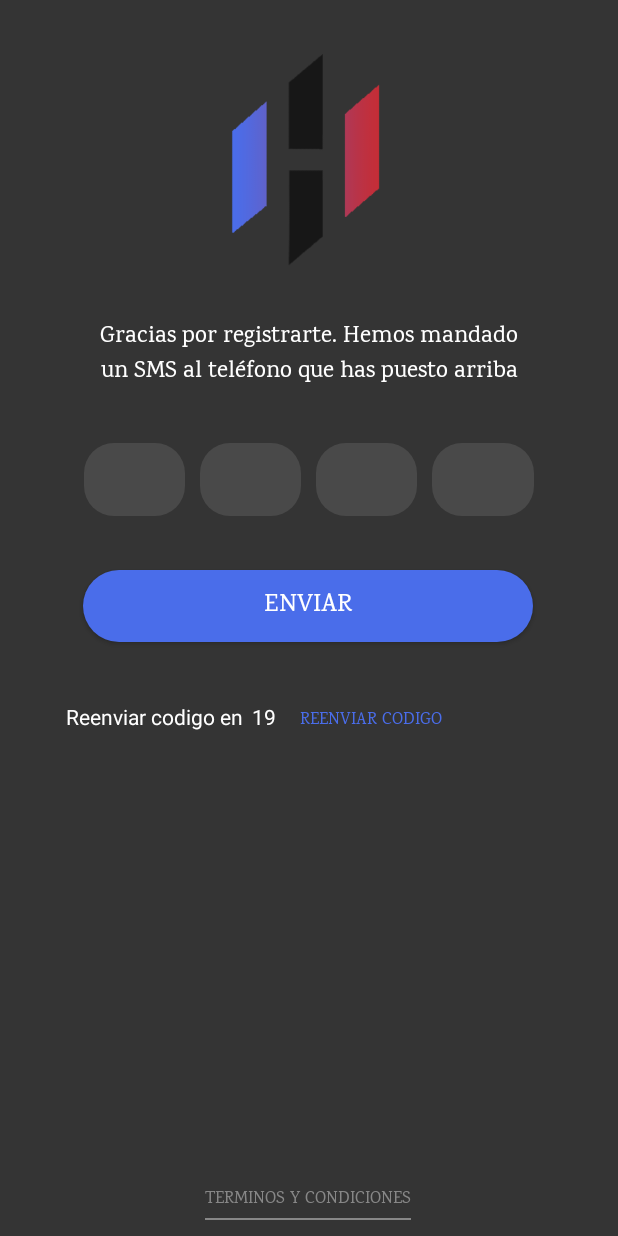
After one commit to AndresSotoLopez/HackApp, an Android app: the Code screen opened directly, with no data from a screen before it, on a phone screen of 412 x 824 dp. The commit adds this screen. Run offline under Robolectric (Android 15) with nearby library versions, the phone set to English and light mode, and no system bars.

Commit message:
Pantalla de codigo y arreglos en crateAct

```diff
--- a/Front-End/app/src/main/AndroidManifest.xml
+++ b/Front-End/app/src/main/AndroidManifest.xml
@@ -2,7 +2,8 @@
 <manifest xmlns:android="http://schemas.android.com/apk/res/android"
     xmlns:tools="http://schemas.android.com/tools">
 
-    <uses-permission android:name="android.permission.INTERNET" />
+    <uses-permission android:name="android.permission.INTERNET"/>
+    <uses-permission android:name="android.permission.SEND_SMS"/>
 
     <application
         android:allowBackup="true"
@@ -15,6 +16,9 @@
         android:theme="@style/Theme.HackApp"
         android:usesCleartextTraffic="true"
         tools:targetApi="31">
+        <activity
+            android:name=".Code"
+            android:exported="false" />
         <activity
             android:name=".CreateAccActivity"
             android:exported="false" />
--- /dev/null
+++ b/Front-End/app/src/main/java/com/app/hackapp/Code.java
@@ -0,0 +1,198 @@
+package com.app.hackapp;
+
+import android.content.Intent;
+import android.os.Bundle;
+import android.os.CountDownTimer;
+import android.telephony.SmsManager;
+import android.text.Editable;
+import android.text.TextWatcher;
+import android.view.View;
+import android.widget.EditText;
+import android.widget.TextView;
+import android.widget.Toast;
+
+import androidx.activity.EdgeToEdge;
+import androidx.appcompat.app.AppCompatActivity;
+import androidx.appcompat.widget.AppCompatButton;
+import androidx.core.graphics.Insets;
+import androidx.core.view.ViewCompat;
+import androidx.core.view.WindowInsetsCompat;
+
+import com.google.android.material.bottomsheet.BottomSheetDialog;
+
+import java.util.Random;
+
+public class Code extends AppCompatActivity {
+
+    private AppCompatButton btBottomSheet, btResendCode, btSendCode;
+    private CountDownTimer nCountDownTimer;
+    private EditText et1, et2, et3, et4;
+    private TextView nCountTimerText;
+    private String sTelefono = "", sUserCode = "";
+    private int nCode = 0;
+
+
+    @Override
+    protected void onCreate(Bundle savedInstanceState) {
+        super.onCreate(savedInstanceState);
+        setContentView(R.layout.code_activity);
+
+        // En el método onCreate() de ActivityB, recupera el dato
+        Intent intent = getIntent();
+        sTelefono = intent.getStringExtra("telefono");
+        nCode = intent.getIntExtra("code", 0);
+
+        // Toast existente para ejecutar la app desde Android Studio
+        Toast.makeText(this, String.valueOf(nCode), Toast.LENGTH_LONG).show();
+
+        // Seteamos los items de la vista
+        btBottomSheet = findViewById(R.id.activity_code_button_termsAndConditions);
+        btResendCode = findViewById(R.id.activity_code_button_resendCode);
+        nCountTimerText = findViewById(R.id.activity_code_text_countTimer);
+        btSendCode = findViewById(R.id.activity_code_button_send);
+        et1 = findViewById(R.id.activity_code_sms_et);
+        et2 = findViewById(R.id.activity_code_sms_et2);
+        et3 = findViewById(R.id.activity_code_sms_et3);
+        et4 = findViewById(R.id.activity_code_sms_et4);
+
+
+        btBottomSheet.setOnClickListener(v -> onShowBottomDialog());
+        timmer();
+        setUpInputs();
+
+        btSendCode.setOnClickListener(v -> {
+            // Crear string para comparar los codigos. El codigo generado hay que pasarlo a valor String
+            sUserCode = et1.getText().toString() + et2.getText().toString() + et3.getText().toString() + et4.getText().toString();
+            if (!(sUserCode.equals(String.valueOf(nCode)))) {
+                String sErrorMessage = "Código erróneo";
+                showError(et4, sErrorMessage);
+            }
+            else {
+                Intent oNextAct = new Intent(Code.this, Code.class);
+                startActivity(oNextAct);
+                finishAffinity();
+            }
+        });
+
+    }
+
+    private void onShowBottomDialog () {
+        BottomSheetDialog bottomSheetDialog = new BottomSheetDialog(this);
+
+        // Inflar el layout del Bottom Sheet Dialog
+        View bottomSheetView = getLayoutInflater().inflate(R.layout.bottom_sheet_layout, null);
+
+        // Establecer el contenido del BottomSheetDialog
+        bottomSheetDialog.setContentView(bottomSheetView);
+
+        // Mostrar el BottomSheetDialog
+        bottomSheetDialog.show();
+
+    }
+    private void timmer () {
+
+        // Configurar el temporizador
+        nCountDownTimer = new CountDownTimer(20000, 1000) { // 20 segundos, actualización cada segundo
+            // Cada segundo el texto cambia. Una vez llega a cero, el boton se desbloquea y se puede mandar otro sms
+            public void onTick(long millisUntilFinished) {
+                int nSegundos = (int) (millisUntilFinished / 1000);
+                nCountTimerText.setText(String.valueOf(nSegundos));
+            }
+
+            public void onFinish() {
+                btResendCode.setEnabled(true);
+            }
+        }.start();
+
+        nCountDownTimer.start();
+
+        // Configurar el OnClickListener del botón
+        btResendCode.setOnClickListener(v -> {
+                nCountDownTimer.cancel();
+                nCountDownTimer.start();
+
+                // Despues de enviar el codigo, el boton vuelve a estar desactivado para evitar el envio masivo de sms
+                onSendSms();
+
+                // Toast existente para ejecutar la app desde Android Studio
+                Toast.makeText(this, String.valueOf(nCode), Toast.LENGTH_LONG).show();
+                btResendCode.setEnabled(false);
+        });
+    }
+
+    // Funcion para pasar al siguiente input text tras escribir un valor en el campo.
+    private void setUpInputs () {
+        et1.addTextChangedListener(new TextWatcher() {
+            @Override
+            public void beforeTextChanged(CharSequence s, int start, int count, int after) {
+
+            }
+
+            @Override
+            public void onTextChanged(CharSequence s, int start, int before, int count) {
+                if (!s.toString().trim().isEmpty()) {
+                    et2.requestFocus();
+                }
+            }
+
+            @Override
+            public void afterTextChanged(Editable s) {
+
+            }
+        });
+        et2.addTextChangedListener(new TextWatcher() {
+            @Override
+            public void beforeTextChanged(CharSequence s, int start, int count, int after) {
+
+            }
+
+            @Override
+            public void onTextChanged(CharSequence s, int start, int before, int count) {
+                if (!s.toString().trim().isEmpty()) {
+                    et3.requestFocus();
+                }
+            }
+
+            @Override
+            public void afterTextChanged(Editable s) {
+
+            }
+        });
+        et3.addTextChangedListener(new TextWatcher() {
+            @Override
+            public void beforeTextChanged(CharSequence s, int start, int count, int after) {
+
+            }
+
+            @Override
+            public void onTextChanged(CharSequence s, int start, int before, int count) {
+                if (!s.toString().trim().isEmpty()) {
+                    et4.requestFocus();
+                }
+            }
+
+            @Override
+            public void afterTextChanged(Editable s) {
+
+            }
+        });
+
+    }
+    private void onSendSms () {
+
+        // Generar codigo sms
+        Random random = new Random();
+        nCode = random.nextInt(9000) + 1000;
+        String sMessage = "From HackAPP\n\nDe parte de toda la comindad de ciberseguridad te damos las gracias por unirte a nosotros.\n\nTu código para verificarte es: " + nCode;
+
+        try {
+            SmsManager smsManager = SmsManager.getDefault();
+            smsManager.sendTextMessage(sTelefono,null,sMessage, null, null);
+        } catch (Exception e) {}
+    }
+
+    private void showError (EditText input, String s) {
+        input.setError(s);
+        input.requestFocus();
+    }
+}
--- a/Front-End/app/src/main/java/com/app/hackapp/CreateAccActivity.java
+++ b/Front-End/app/src/main/java/com/app/hackapp/CreateAccActivity.java
@@ -1,11 +1,14 @@
 package com.app.hackapp;
 
+import android.Manifest;
 import android.content.Context;
 import android.content.Intent;
 import android.content.SharedPreferences;
+import android.content.pm.PackageManager;
 import android.graphics.Color;
 import android.graphics.drawable.ColorDrawable;
 import android.os.Bundle;
+import android.telephony.SmsManager;
 import android.text.method.PasswordTransformationMethod;
 import android.view.LayoutInflater;
 import android.view.View;
@@ -21,6 +24,7 @@ import androidx.appcompat.app.AlertDialog;
 import androidx.appcompat.app.AppCompatActivity;
 import androidx.appcompat.widget.AppCompatButton;
 import androidx.constraintlayout.widget.ConstraintLayout;
+import androidx.core.app.ActivityCompat;
 import androidx.core.content.ContextCompat;
 
 import com.android.volley.Request;
@@ -37,6 +41,7 @@ import org.json.JSONObject;
 import java.io.UnsupportedEncodingException;
 import java.util.Arrays;
 import java.util.List;
+import java.util.Random;
 
 
 public class CreateAccActivity extends AppCompatActivity {
@@ -48,6 +53,8 @@ public class CreateAccActivity extends AppCompatActivity {
     private String sUser, sPass;
     private EditText etNTelefono;
     private Spinner spinner;
+    private AlertDialog dialog;
+    private int nCode = 0;
 
     @Override
     protected void onCreate(Bundle savedInstanceState) {
@@ -102,7 +109,7 @@ public class CreateAccActivity extends AppCompatActivity {
 
         AlertDialog.Builder builder = new AlertDialog.Builder(CreateAccActivity.this);
         builder.setView(view);
-        final AlertDialog dialog = builder.create();
+        dialog = builder.create();
 
         if (dialog.getWindow() != null) {
             dialog.getWindow().setBackgroundDrawable(new ColorDrawable(0));
@@ -208,9 +215,12 @@ public class CreateAccActivity extends AppCompatActivity {
                     public void onResponse(JSONObject response) {
                         try {
                             setToken(response.getString("token"));
-                            startActivity(new Intent(CreateAccActivity.this, LoginActivity.class)); // Cambiar por actividad de codigo
+                            onSendSms();
+                            Intent intent = new Intent(CreateAccActivity.this, Code.class);
+                            intent.putExtra("telefono", nTelefono);
+                            intent.putExtra("code", nCode);
+                            startActivity(intent); // Cambiar por actividad de codigo
                             overridePendingTransition(R.anim.slide_in_right, R.anim.slide_out_left);
-                            finishAffinity();
                         } catch (JSONException e) {
                             Toast.makeText(CreateAccActivity.this, e.getLocalizedMessage(), Toast.LENGTH_SHORT).show();
                         }
@@ -237,6 +247,10 @@ public class CreateAccActivity extends AppCompatActivity {
     }
 
     private void checkErrors (VolleyError error) {
+
+        if (dialog != null && dialog.isShowing()) {
+            dialog.dismiss();
+        }
         if (error != null) {
             try {
                 int nStatusCode = error.networkResponse.statusCode;
@@ -253,7 +267,15 @@ public class CreateAccActivity extends AppCompatActivity {
                     showError(etUser, errorMessage);
                 }
                 else if (nStatusCode == 401) {
-                    showError(etPass, errorMessage);
+                    if (errorMessage.equals("Nombre de usuario en uso")) {
+                        showError(etUser, errorMessage);
+                    }
+                    else if (errorMessage.equals("Email en uso")) {
+                        showError(etMail, errorMessage);
+                    }
+                    else {
+                        showError(etTelefono, errorMessage);
+                    }
                 }
                 else {
                     Toast.makeText(CreateAccActivity.this, errorMessage, Toast.LENGTH_SHORT).show();
@@ -264,4 +286,35 @@ public class CreateAccActivity extends AppCompatActivity {
             }
         }
     }
+
+    @Override
+    protected void onPause() {
+        super.onPause();
+        if (dialog != null && dialog.isShowing()) {
+            dialog.dismiss();
+        }
+    }
+
+    private void setSMSPermisions () {
+        if (!(ContextCompat.checkSelfPermission(CreateAccActivity.this, Manifest.permission.SEND_SMS) == PackageManager.PERMISSION_GRANTED)) {
+            ActivityCompat.requestPermissions(CreateAccActivity.this, new String[]{Manifest.permission.SEND_SMS}, 100);
+        }
+
+    }
+    private void onSendSms () {
+
+        setSMSPermisions();
+
+        // Generar codigo sms
+        Random random = new Random();
+        nCode = random.nextInt(9000) + 1000;
+        String sMessage = "From HackAPP\n\nDe parte de toda la comindad de ciberseguridad te damos las gracias por unirte a nosotros.\n\nTu código para verificarte es: " + nCode;
+
+        try {
+            SmsManager smsManager = SmsManager.getDefault();
+            smsManager.sendTextMessage(etNTelefono.getText().toString(),null,sMessage, null, null);
+        } catch (Exception e) {}
+
+
+    }
 }
--- /dev/null
+++ b/Front-End/app/src/main/res/layout/code_activity.xml
@@ -0,0 +1,184 @@
+<?xml version="1.0" encoding="utf-8"?>
+<androidx.constraintlayout.widget.ConstraintLayout xmlns:android="http://schemas.android.com/apk/res/android"
+    xmlns:app="http://schemas.android.com/apk/res-auto"
+    xmlns:tools="http://schemas.android.com/tools"
+    android:id="@+id/main"
+    android:layout_width="match_parent"
+    android:layout_height="match_parent"
+    android:background="@color/BackgrounColor"
+    tools:context=".LoginActivity">
+
+    <ImageView
+        android:id="@+id/activity_login_hackAppLogo"
+        android:layout_width="150dp"
+        android:layout_height="146dp"
+        android:layout_marginTop="32dp"
+        android:src="@drawable/hackapp_logo"
+        app:layout_constraintEnd_toEndOf="parent"
+        app:layout_constraintHorizontal_bias="0.497"
+        app:layout_constraintStart_toStartOf="parent"
+        app:layout_constraintTop_toTopOf="parent" />
+
+    <TextView
+        android:id="@+id/activity_login_bienvenidoDeNuevo"
+        android:layout_width="300dp"
+        android:layout_height="wrap_content"
+        android:layout_marginTop="35dp"
+        android:fontFamily="@font/karma_medium"
+        android:text="@string/activity.code.text.gracias"
+        android:textAlignment="center"
+        android:textColor="@color/white"
+        android:textSize="15sp"
+        app:layout_constraintEnd_toEndOf="parent"
+        app:layout_constraintStart_toStartOf="parent"
+        app:layout_constraintTop_toBottomOf="@id/activity_login_hackAppLogo" />
+
+
+    <LinearLayout
+        android:id="@+id/activity_code_sms"
+        android:layout_width="300dp"
+        android:layout_height="wrap_content"
+        android:layout_marginTop="35dp"
+        android:orientation="horizontal"
+        app:layout_constraintEnd_toEndOf="parent"
+        app:layout_constraintStart_toStartOf="parent"
+        app:layout_constraintTop_toBottomOf="@id/activity_login_bienvenidoDeNuevo">
+
+        <EditText
+            android:id="@+id/activity_code_sms_et"
+            android:layout_width="0dp"
+            android:layout_height="wrap_content"
+            android:layout_marginRight="10dp"
+            android:imeOptions="actionNext"
+            android:importantForAccessibility="no"
+            android:layout_weight="1"
+            android:background="@drawable/login_edittext_shape"
+            android:textColor="@color/white"
+            android:inputType="number"
+            android:maxLength="1"
+            android:padding="12dp"
+            android:textAlignment="center"/>
+
+        <EditText
+            android:id="@+id/activity_code_sms_et2"
+            android:layout_width="0dp"
+            android:layout_height="wrap_content"
+            android:layout_marginRight="10dp"
+            android:imeOptions="actionNext"
+            android:layout_weight="1"
+            android:background="@drawable/login_edittext_shape"
+            android:textColor="@color/white"
+            android:inputType="number"
+            android:maxLength="1"
+            android:padding="12dp"
+            android:textAlignment="center" />
+
+        <EditText
+            android:id="@+id/activity_code_sms_et3"
+            android:layout_width="0dp"
+            android:layout_height="wrap_content"
+            android:layout_marginRight="10dp"
+            android:imeOptions="actionNext"
+            android:layout_weight="1"
+            android:background="@drawable/login_edittext_shape"
+            android:textColor="@color/white"
+            android:inputType="number"
+            android:maxLength="1"
+            android:padding="12dp"
+            android:textAlignment="center" />
+
+        <EditText
+            android:id="@+id/activity_code_sms_et4"
+            android:layout_width="0dp"
+            android:layout_height="wrap_content"
+            android:layout_weight="1"
+            android:imeOptions="actionDone"
+            android:background="@drawable/login_edittext_shape"
+            android:textColor="@color/white"
+            android:inputType="number"
+            android:maxLength="1"
+            android:padding="12dp"
+            android:textAlignment="center" />
+    </LinearLayout>
+
+    <androidx.appcompat.widget.AppCompatButton
+        android:id="@+id/activity_code_button_send"
+        android:layout_width="300dp"
+        android:layout_height="wrap_content"
+        android:layout_marginTop="36dp"
+        android:background="@drawable/blue_button"
+        android:fontFamily="@font/karma_medium"
+        android:text="Enviar"
+        android:textColor="@color/white"
+        android:textSize="17sp"
+        app:layout_constraintEnd_toEndOf="parent"
+        app:layout_constraintHorizontal_bias="0.495"
+        app:layout_constraintStart_toStartOf="parent"
+        app:layout_constraintTop_toBottomOf="@+id/activity_code_sms" />
+
+
+    <TextView
+        android:id="@+id/activity_code_text_resend"
+        android:layout_width="wrap_content"
+        android:layout_height="25dp"
+        android:layout_marginStart="44dp"
+        android:layout_marginTop="40dp"
+        android:text="Reenviar codigo en"
+        android:textColor="@color/white"
+        app:layout_constraintStart_toStartOf="parent"
+        app:layout_constraintTop_toBottomOf="@+id/activity_code_button_send" />
+
+    <TextView
+        android:id="@+id/activity_code_text_countTimer"
+        android:layout_width="wrap_content"
+        android:layout_height="25dp"
+        android:layout_marginStart="168dp"
+        android:layout_marginTop="40dp"
+        android:text="2s"
+        android:textColor="@color/white"
+        app:layout_constraintStart_toStartOf="parent"
+        app:layout_constraintTop_toBottomOf="@+id/activity_code_button_send" />
+
+
+    <androidx.appcompat.widget.AppCompatButton
+        android:id="@+id/activity_code_button_resendCode"
+        android:layout_width="wrap_content"
+        android:layout_height="25dp"
+        android:layout_marginStart="16dp"
+        android:layout_marginTop="40dp"
+        android:background="@android:color/transparent"
+        android:fontFamily="@font/karma_medium"
+        android:text="@string/activity.code.text.reenviar"
+        android:textColor="@color/HackAPPBlue"
+        android:enabled="false"
+        android:textSize="11sp"
+        app:layout_constraintStart_toEndOf="@+id/activity_code_text_countTimer"
+        app:layout_constraintTop_toBottomOf="@+id/activity_code_button_send" />
+
+    <androidx.appcompat.widget.AppCompatButton
+        android:id="@+id/activity_code_button_termsAndConditions"
+        android:layout_width="wrap_content"
+        android:layout_height="wrap_content"
+        android:layout_marginTop="44dp"
+        android:background="@android:color/transparent"
+        android:fontFamily="@font/karma_medium"
+        android:text="@string/app.text.termsAndConditions"
+        android:textColor="@color/gris_HackAPP"
+        android:textSize="11sp"
+        app:layout_constraintBottom_toBottomOf="parent"
+        app:layout_constraintEnd_toEndOf="parent"
+        app:layout_constraintHorizontal_bias="0.498"
+        app:layout_constraintStart_toStartOf="parent" />
+
+    <View
+        android:layout_width="0dp"
+        android:layout_height="1dp"
+        android:layout_marginTop="25dp"
+        android:background="#878787"
+        app:layout_constraintBottom_toBottomOf="@+id/activity_code_button_termsAndConditions"
+        app:layout_constraintEnd_toEndOf="@+id/activity_code_button_termsAndConditions"
+        app:layout_constraintStart_toStartOf="@+id/activity_code_button_termsAndConditions"
+        app:layout_constraintTop_toTopOf="@+id/activity_code_button_termsAndConditions" />
+
+
+</androidx.constraintlayout.widget.ConstraintLayout>
--- a/Front-End/app/src/main/res/layout/warning_dialog.xml
+++ b/Front-End/app/src/main/res/layout/warning_dialog.xml
@@ -45,7 +45,7 @@
             android:id="@+id/layout_warning_text_adviseText"
             android:layout_width="wrap_content"
             android:layout_height="wrap_content"
-            android:text="Antes de crear la cuenta, asegurate de poner bien el telefono.\n\n Te mandaremos un SMS para confirmar que este es tu número."
+            android:text="Antes de crear la cuenta, asegurate de poner bien tu telefono.\n\n Te mandaremos un SMS para confirmar que este es tu número."
             android:textAlignment="center"
             android:textColor="@color/white"
             app:layout_constraintEnd_toEndOf="parent"
--- a/Front-End/app/src/main/res/values/strings.xml
+++ b/Front-End/app/src/main/res/values/strings.xml
@@ -32,8 +32,10 @@
         <item>🇲🇽 +53</item>
     </string-array>
 
-
-
+    <!--Codigo-->
+    <string name="activity.code.text.gracias">Gracias por registrarte. Hemos mandado un SMS al teléfono que has puesto arriba</string>
+    <string name="activity.code.text.reenviarEn">Reenviar codigo en </string>
+    <string name="activity.code.text.reenviar">Reenviar codigo </string>
 
 
 </resources>
```
